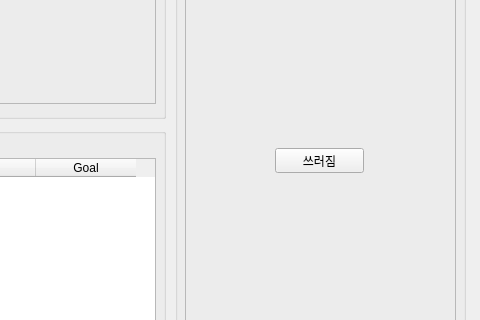
First picture: the form in nursing_home/src/ui_pkg/ui_pkg/monitoring.ui, repository addinedu-ros-3rd/ros-repo-1, before the edit; both pictures show x 915 to 1395 and y 92 to 412 of the 1395 by 512 pixel window.
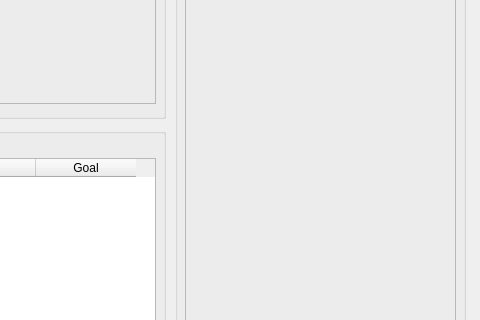
Second picture: the form after the edit.

Commit message: chore : fall버튼 삭제

```diff
--- a/nursing_home/src/ui_pkg/ui_pkg/monitoring.ui
+++ b/nursing_home/src/ui_pkg/ui_pkg/monitoring.ui
@@ -539,19 +539,6 @@
      <string/>
     </property>
    </widget>
-   <widget class="QPushButton" name="fall_btn">
-    <property name="geometry">
-     <rect>
-      <x>100</x>
-      <y>190</y>
-      <width>89</width>
-      <height>25</height>
-     </rect>
-    </property>
-    <property name="text">
-     <string>쓰러짐</string>
-    </property>
-   </widget>
   </widget>
   <widget class="QLabel" name="cctv_label">
    <property name="geometry">
```
The commit also changes 1 other file.
